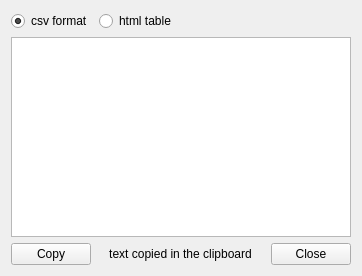
First picture: the form in sources/editor/tools/preset_list/toolpresetlist_gui.ui, repository davy7125/polyphone, before the edit.
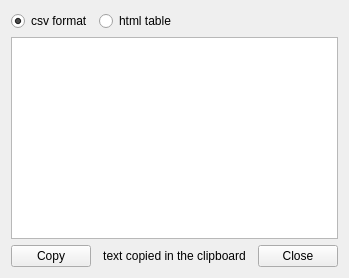
Second picture: the form after the edit.

Commit message: Dialog sizes

Patch:
```diff
--- a/sources/editor/tools/preset_list/toolpresetlist_gui.ui
+++ b/sources/editor/tools/preset_list/toolpresetlist_gui.ui
@@ -6,8 +6,8 @@
    <rect>
     <x>0</x>
     <y>0</y>
-    <width>362</width>
-    <height>275</height>
+    <width>347</width>
+    <height>278</height>
    </rect>
   </property>
   <property name="windowTitle">
```
The commit also changes 7 other files.
